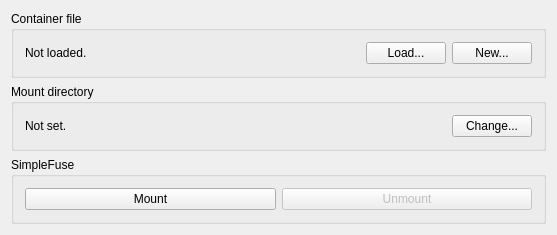
Qt form examples/MyFS/mainwindow.ui (baz1/SimpleFuse) before a commit.
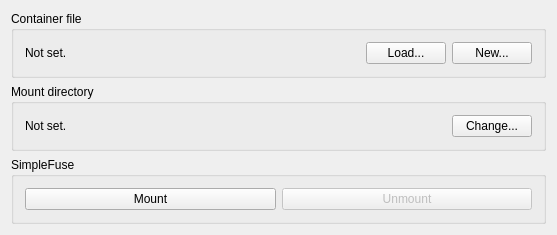
The same form after that commit.

The edit to the form file:
```diff
--- a/examples/MyFS/mainwindow.ui
+++ b/examples/MyFS/mainwindow.ui
@@ -24,7 +24,7 @@
        <item>
         <widget class="QLabel" name="filestatus">
          <property name="text">
-          <string>Not loaded.</string>
+          <string>Not set.</string>
          </property>
         </widget>
        </item>
```
